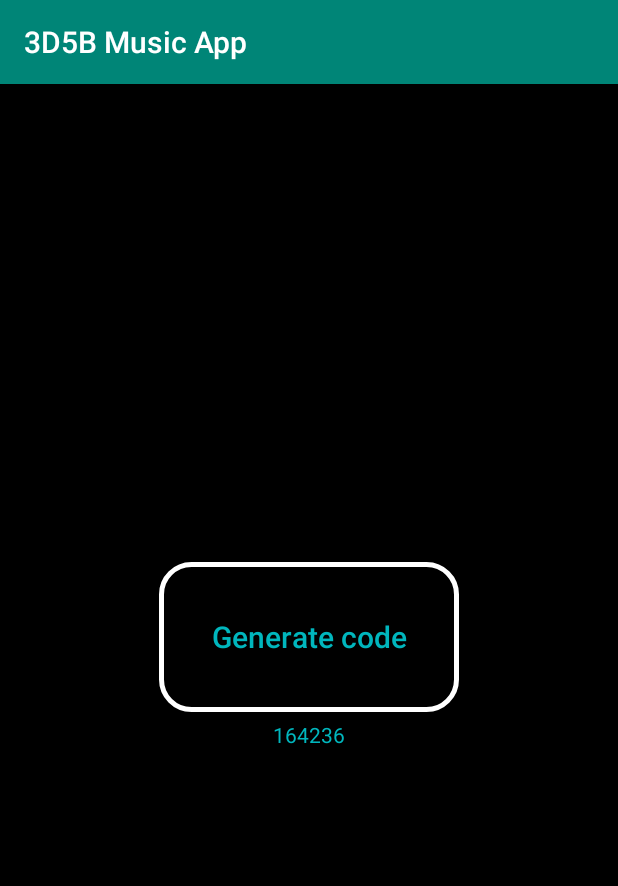
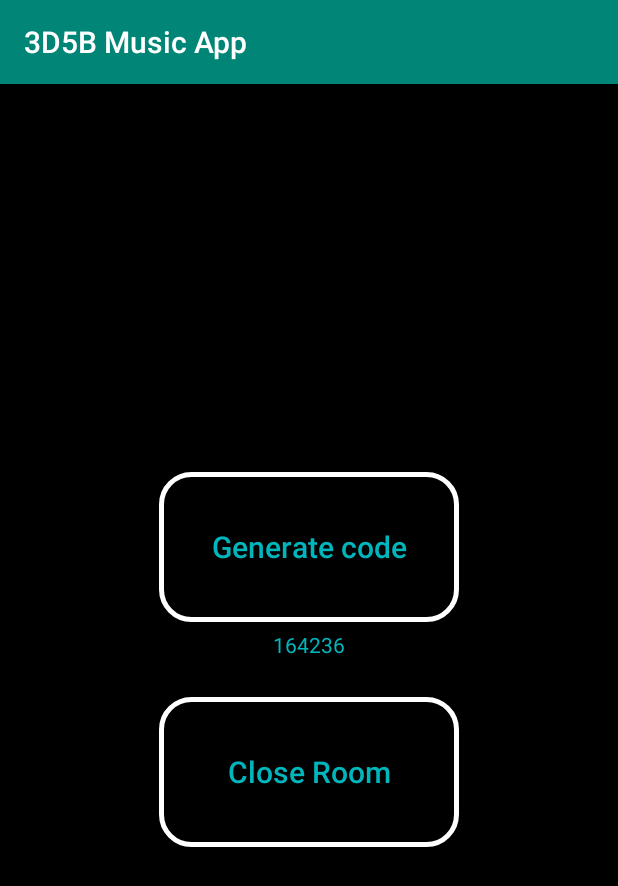
Before and after one commit to Finnvoor/glisten, an Android app: the HostRoomActivity screen opened directly, with no data from a screen before it, after a tap on "Generate code", on a phone screen of 412 x 824 dp. Shown: the top 886 px of the screen. Run offline under Robolectric (Android 15) with nearby library versions, the phone set to English and light mode, and no system bars; our stand-ins replace Firebase (no records; nobody signed in at launch, a user with empty details on screens opened directly), Volley; network calls fail.

Commit message:
Try to add the method to avoid producing the duplicated room code and enable the host to close the room(bug relating to memory exists in this version)

```diff
--- a/app/src/main/java/com/example/a3d5bmusicapp/HostActivity.java
+++ b/app/src/main/java/com/example/a3d5bmusicapp/HostActivity.java
@@ -75,6 +75,7 @@ public class HostActivity extends AppCompatActivity {
             @Override
             public void onDataChange(@NonNull DataSnapshot dataSnapshot) {
                 String bool = String.valueOf(dataSnapshot.exists());
+                Log.d("host_own_in", bool);
                 editor = getSharedPreferences("SPOTIFY", 0).edit();
                 editor.putString("host_own_room",bool);
                 editor.apply();
@@ -86,4 +87,5 @@ public class HostActivity extends AppCompatActivity {
             }
         });
     }
+
 }
--- a/app/src/main/java/com/example/a3d5bmusicapp/HostRoomActivity.java
+++ b/app/src/main/java/com/example/a3d5bmusicapp/HostRoomActivity.java
@@ -1,5 +1,6 @@
 package com.example.a3d5bmusicapp;
 
+import androidx.annotation.NonNull;
 import androidx.appcompat.app.AppCompatActivity;
 
 import android.content.SharedPreferences;
@@ -17,8 +18,11 @@ import com.android.volley.VolleyError;
 import com.android.volley.toolbox.JsonObjectRequest;
 import com.android.volley.toolbox.StringRequest;
 import com.android.volley.toolbox.Volley;
+import com.google.firebase.database.DataSnapshot;
+import com.google.firebase.database.DatabaseError;
 import com.google.firebase.database.DatabaseReference;
 import com.google.firebase.database.FirebaseDatabase;
+import com.google.firebase.database.ValueEventListener;
 
 import org.json.JSONException;
 import org.json.JSONObject;
@@ -36,6 +40,8 @@ public class HostRoomActivity extends AppCompatActivity {
     private SharedPreferences.Editor editor;
     private SharedPreferences msharedPreferences;
 
+    FirebaseDatabase database = FirebaseDatabase.getInstance();
+
     private RequestQueue queue;
 
     public static class Room {
@@ -43,7 +49,6 @@ public class HostRoomActivity extends AppCompatActivity {
         public String host;
 
         public int people_num;
-        public Map<String,Boolean> categories;
         public ArrayList<String> people_name;
 
         public int song_num;
@@ -82,6 +87,14 @@ public class HostRoomActivity extends AppCompatActivity {
             public void onClick(View v) {
                 // TODO Auto-generated method stub
                 int room_code = generateCode();
+                checkDuplicateCode(room_code);
+                String isDup = msharedPreferences.getString("dup_code","");
+                Log.d("is_dup",isDup);
+                /*while( isDup.compareTo("true") == 0){
+                    room_code = generateCode();
+                    checkDuplicateCode(room_code);
+                    isDup = msharedPreferences.getString("dup_code","");
+                }*/
                 textGenerateNumber.setText(String.valueOf(room_code));
                 ArrayList<String>people = new ArrayList<>(1);
                 people.add("");
@@ -93,7 +106,7 @@ public class HostRoomActivity extends AppCompatActivity {
                 Room room = new Room (room_code,host_name,0,0,people,queue);
                 addRoomtoFirebase(room);
             }
-         });
+        });
 
     }
 
@@ -103,7 +116,6 @@ public class HostRoomActivity extends AppCompatActivity {
     }
 
     private  void addRoomtoFirebase(Room room){
-        FirebaseDatabase database = FirebaseDatabase.getInstance();
         DatabaseReference myRef = database.getReference(String.valueOf(room.room_code));
         myRef.setValue(room);
     }
@@ -113,4 +125,25 @@ public class HostRoomActivity extends AppCompatActivity {
         return msharedPreferences.getString("host", "");
     }
 
+
+    private void checkDuplicateCode(int roomcode){
+        DatabaseReference myRef = database.getReference();
+
+        myRef.orderByChild("room_code").equalTo(roomcode).addValueEventListener(new ValueEventListener() {
+            @Override
+            public void onDataChange(@NonNull DataSnapshot dataSnapshot) {
+                String bool = String.valueOf(dataSnapshot.exists());
+                Log.d("demo",bool);
+                editor = getSharedPreferences("SPOTIFY", 0).edit();
+                editor.putString("dup_code",bool);
+                editor.apply();
+            }
+
+            @Override
+            public void onCancelled(@NonNull DatabaseError databaseError) {
+
+            }
+        });
+    }
+
 }
--- a/app/src/main/res/layout/activity_host_room.xml
+++ b/app/src/main/res/layout/activity_host_room.xml
@@ -13,7 +13,6 @@
         android:layout_height="match_parent"
         android:gravity="center"
         android:orientation="vertical">
-
         <Button
             android:id="@+id/generate"
             android:layout_width="200dp"
@@ -31,8 +30,22 @@
             android:layout_width="100dp"
             android:layout_height="30dp"
             android:maxLines="1"
+            android:layout_marginBottom="20dp"
             android:textColor="#00b6bd"
             android:gravity="center" />
+
+
+        <Button
+            android:id="@+id/close_room"
+            android:layout_width="200dp"
+            android:layout_height="100dp"
+            android:background="@drawable/bg_btn"
+            android:text="Close Room"
+            android:textAllCaps="false"
+            android:textColor="#00b6bd"
+            android:textSize="20sp">
+
+        </Button>
     </LinearLayout>
 
 
```
